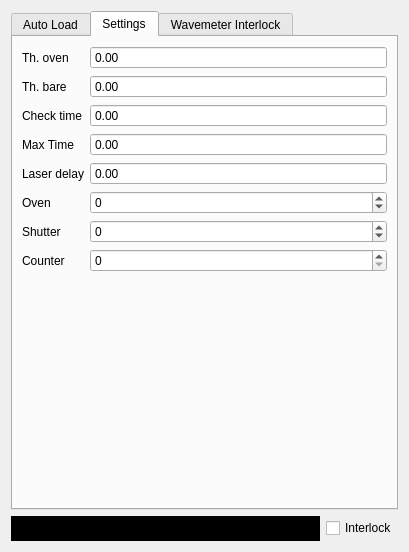
The window that ui/AutoLoad.ui (MonroeQuantumNetworks/IonControl) describes before a commit, drawn with Qt 5.
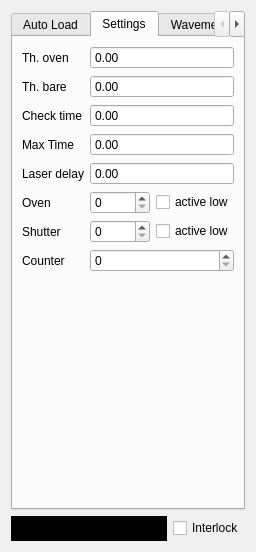
The same window after the commit. The open tabs and pages were chosen to show the change. Icons and pictures are not drawn. Custom widgets are drawn as their Qt base class.

Commit message: dedicated counters and autoload fixes

Patch:
```diff
--- a/ui/AutoLoad.ui
+++ b/ui/AutoLoad.ui
@@ -6,7 +6,7 @@
    <rect>
     <x>0</x>
     <y>0</y>
-    <width>409</width>
+    <width>256</width>
     <height>552</height>
    </rect>
   </property>
@@ -17,7 +17,7 @@
    <item>
     <widget class="QTabWidget" name="tabWidget_2">
      <property name="currentIndex">
-      <number>2</number>
+      <number>1</number>
      </property>
      <widget class="QWidget" name="tab_3">
       <attribute name="title">
@@ -96,13 +96,54 @@
        <string>Settings</string>
       </attribute>
       <layout class="QGridLayout" name="gridLayout">
-       <item row="5" column="1">
-        <widget class="QSpinBox" name="ovenChannelBox">
+       <item row="3" column="0">
+        <widget class="QLabel" name="label_4">
+         <property name="text">
+          <string>Max Time</string>
+         </property>
+        </widget>
+       </item>
+       <item row="4" column="0">
+        <widget class="QLabel" name="label_5">
+         <property name="text">
+          <string>Laser delay</string>
+         </property>
+        </widget>
+       </item>
+       <item row="7" column="0">
+        <widget class="QLabel" name="label_7">
+         <property name="text">
+          <string>Counter</string>
+         </property>
+        </widget>
+       </item>
+       <item row="1" column="0">
+        <widget class="QLabel" name="label_6">
+         <property name="text">
+          <string>Th. bare</string>
+         </property>
+        </widget>
+       </item>
+       <item row="2" column="0">
+        <widget class="QLabel" name="label_8">
+         <property name="text">
+          <string>Check time</string>
+         </property>
+        </widget>
+       </item>
+       <item row="6" column="1">
+        <widget class="QSpinBox" name="shutterChannelBox">
+         <property name="sizePolicy">
+          <sizepolicy hsizetype="Minimum" vsizetype="Fixed">
+           <horstretch>2</horstretch>
+           <verstretch>0</verstretch>
+          </sizepolicy>
+         </property>
          <property name="toolTip">
-          <string>oven enable digital out</string>
+          <string>shuter enable digital out</string>
          </property>
          <property name="minimum">
-          <number>-31</number>
+          <number>0</number>
          </property>
          <property name="maximum">
           <number>31</number>
@@ -116,26 +157,6 @@
          </property>
         </widget>
        </item>
-       <item row="7" column="1">
-        <widget class="QSpinBox" name="counterChannelBox">
-         <property name="toolTip">
-          <string>counter channel</string>
-         </property>
-         <property name="minimum">
-          <number>0</number>
-         </property>
-         <property name="maximum">
-          <number>7</number>
-         </property>
-        </widget>
-       </item>
-       <item row="5" column="0">
-        <widget class="QLabel" name="label">
-         <property name="text">
-          <string>Oven</string>
-         </property>
-        </widget>
-       </item>
        <item row="8" column="0">
         <spacer name="verticalSpacer">
          <property name="orientation">
@@ -149,49 +170,29 @@
          </property>
         </spacer>
        </item>
-       <item row="7" column="0">
-        <widget class="QLabel" name="label_7">
+       <item row="5" column="0">
+        <widget class="QLabel" name="label">
          <property name="text">
-          <string>Counter</string>
+          <string>Oven</string>
          </property>
         </widget>
        </item>
-       <item row="1" column="0">
-        <widget class="QLabel" name="label_6">
-         <property name="text">
-          <string>Th. bare</string>
-         </property>
-        </widget>
-       </item>
-       <item row="3" column="1">
-        <widget class="MagnitudeSpinBox" name="maxTimeBox">
+       <item row="5" column="1">
+        <widget class="QSpinBox" name="ovenChannelBox">
          <property name="sizePolicy">
-          <sizepolicy hsizetype="MinimumExpanding" vsizetype="Fixed">
+          <sizepolicy hsizetype="Minimum" vsizetype="Fixed">
            <horstretch>2</horstretch>
            <verstretch>0</verstretch>
           </sizepolicy>
          </property>
          <property name="toolTip">
-          <string>maximum oven on time</string>
+          <string>oven enable digital out</string>
          </property>
-         <property name="buttonSymbols">
-          <enum>QAbstractSpinBox::NoButtons</enum>
+         <property name="minimum">
+          <number>0</number>
          </property>
-        </widget>
-       </item>
-       <item row="0" column="1">
-        <widget class="MagnitudeSpinBox" name="thresholdOvenBox">
-         <property name="sizePolicy">
-          <sizepolicy hsizetype="MinimumExpanding" vsizetype="Fixed">
-           <horstretch>2</horstretch>
-           <verstretch>0</verstretch>
-          </sizepolicy>
-         </property>
-         <property name="toolTip">
-          <string>Threshold while oven is on</string>
-         </property>
-         <property name="buttonSymbols">
-          <enum>QAbstractSpinBox::NoButtons</enum>
+         <property name="maximum">
+          <number>31</number>
          </property>
         </widget>
        </item>
@@ -202,37 +203,20 @@
          </property>
         </widget>
        </item>
-       <item row="1" column="1">
-        <widget class="MagnitudeSpinBox" name="thresholdBareBox">
+       <item row="5" column="2">
+        <widget class="QCheckBox" name="ovenChannelActiveLowBox">
          <property name="sizePolicy">
-          <sizepolicy hsizetype="MinimumExpanding" vsizetype="Fixed">
-           <horstretch>2</horstretch>
+          <sizepolicy hsizetype="Fixed" vsizetype="Fixed">
+           <horstretch>0</horstretch>
            <verstretch>0</verstretch>
           </sizepolicy>
          </property>
-         <property name="toolTip">
-          <string>Threshold with oven off</string>
-         </property>
-         <property name="buttonSymbols">
-          <enum>QAbstractSpinBox::NoButtons</enum>
-         </property>
-        </widget>
-       </item>
-       <item row="3" column="0">
-        <widget class="QLabel" name="label_4">
          <property name="text">
-          <string>Max Time</string>
+          <string>active low</string>
          </property>
         </widget>
        </item>
-       <item row="4" column="0">
-        <widget class="QLabel" name="label_5">
-         <property name="text">
-          <string>Laser delay</string>
-         </property>
-        </widget>
-       </item>
-       <item row="4" column="1">
+       <item row="4" column="1" colspan="2">
         <widget class="MagnitudeSpinBox" name="laserDelayBox">
          <property name="sizePolicy">
           <sizepolicy hsizetype="MinimumExpanding" vsizetype="Fixed">
@@ -248,27 +232,23 @@
          </property>
         </widget>
        </item>
-       <item row="6" column="1">
-        <widget class="QSpinBox" name="shutterChannelBox">
+       <item row="3" column="1" colspan="2">
+        <widget class="MagnitudeSpinBox" name="maxTimeBox">
+         <property name="sizePolicy">
+          <sizepolicy hsizetype="MinimumExpanding" vsizetype="Fixed">
+           <horstretch>2</horstretch>
+           <verstretch>0</verstretch>
+          </sizepolicy>
+         </property>
          <property name="toolTip">
-          <string>shuter enable digital out</string>
+          <string>maximum oven on time</string>
          </property>
-         <property name="minimum">
-          <number>-31</number>
+         <property name="buttonSymbols">
+          <enum>QAbstractSpinBox::NoButtons</enum>
          </property>
-         <property name="maximum">
-          <number>31</number>
-         </property>
         </widget>
        </item>
-       <item row="2" column="0">
-        <widget class="QLabel" name="label_8">
-         <property name="text">
-          <string>Check time</string>
-         </property>
-        </widget>
-       </item>
-       <item row="2" column="1">
+       <item row="2" column="1" colspan="2">
         <widget class="MagnitudeSpinBox" name="checkTimeBox">
          <property name="sizePolicy">
           <sizepolicy hsizetype="MinimumExpanding" vsizetype="Fixed">
@@ -284,6 +264,70 @@
          </property>
         </widget>
        </item>
+       <item row="1" column="1" colspan="2">
+        <widget class="MagnitudeSpinBox" name="thresholdBareBox">
+         <property name="sizePolicy">
+          <sizepolicy hsizetype="MinimumExpanding" vsizetype="Fixed">
+           <horstretch>2</horstretch>
+           <verstretch>0</verstretch>
+          </sizepolicy>
+         </property>
+         <property name="toolTip">
+          <string>Threshold with oven off</string>
+         </property>
+         <property name="buttonSymbols">
+          <enum>QAbstractSpinBox::NoButtons</enum>
+         </property>
+        </widget>
+       </item>
+       <item row="0" column="1" colspan="2">
+        <widget class="MagnitudeSpinBox" name="thresholdOvenBox">
+         <property name="sizePolicy">
+          <sizepolicy hsizetype="MinimumExpanding" vsizetype="Fixed">
+           <horstretch>2</horstretch>
+           <verstretch>0</verstretch>
+          </sizepolicy>
+         </property>
+         <property name="toolTip">
+          <string>Threshold while oven is on</string>
+         </property>
+         <property name="buttonSymbols">
+          <enum>QAbstractSpinBox::NoButtons</enum>
+         </property>
+        </widget>
+       </item>
+       <item row="6" column="2">
+        <widget class="QCheckBox" name="shutterChannelActiveLowBox">
+         <property name="sizePolicy">
+          <sizepolicy hsizetype="Fixed" vsizetype="Fixed">
+           <horstretch>0</horstretch>
+           <verstretch>0</verstretch>
+          </sizepolicy>
+         </property>
+         <property name="text">
+          <string>active low</string>
+         </property>
+        </widget>
+       </item>
+       <item row="7" column="1" colspan="2">
+        <widget class="QSpinBox" name="counterChannelBox">
+         <property name="sizePolicy">
+          <sizepolicy hsizetype="Minimum" vsizetype="Fixed">
+           <horstretch>2</horstretch>
+           <verstretch>0</verstretch>
+          </sizepolicy>
+         </property>
+         <property name="toolTip">
+          <string>counter channel</string>
+         </property>
+         <property name="minimum">
+          <number>0</number>
+         </property>
+         <property name="maximum">
+          <number>7</number>
+         </property>
+        </widget>
+       </item>
       </layout>
      </widget>
      <widget class="QWidget" name="tab">
```
The commit also changes 3 other files.
